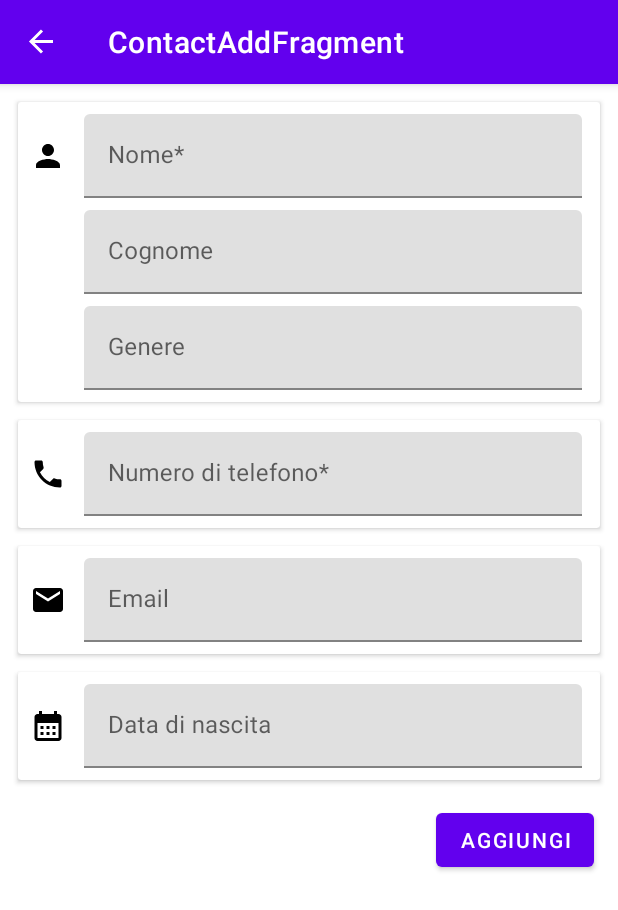
After one commit to UnluckyPizzu/PhoneBook, an Android app: the ContactAddFragment screen opened through its navigation route, on a phone screen of 412 x 824 dp. The commit adds this screen. Shown: the top 910 px of the screen. Run offline under Robolectric (Android 15) with nearby library versions, the phone set to English and light mode, and no system bars; our stand-ins replace navigation-ui.

Commit message:
Fragment class + navigation build

```diff
--- a/app/build.gradle
+++ b/app/build.gradle
@@ -2,6 +2,7 @@ plugins {
     id 'com.android.application'
     id 'org.jetbrains.kotlin.android'
     id 'kotlin-kapt'
+    id 'androidx.navigation.safeargs.kotlin'
 }
 
 android {
--- a/app/src/main/AndroidManifest.xml
+++ b/app/src/main/AndroidManifest.xml
@@ -16,7 +16,7 @@
             android:name=".ui.main.MainActivity"
             android:exported="true"
             android:label="@string/app_name"
-            android:theme="@style/Theme.PhoneBook.NoActionBar">
+            android:theme="@style/Theme.PhoneBook">
             <intent-filter>
                 <action android:name="android.intent.action.MAIN" />
 
--- /dev/null
+++ b/app/src/main/java/com/pizzu/phonebook/ui/main/MainActivity.kt
@@ -0,0 +1,30 @@
+package com.pizzu.phonebook.ui.main
+
+import android.os.Bundle
+import androidx.appcompat.app.AppCompatActivity
+import androidx.navigation.NavController
+import androidx.navigation.fragment.NavHostFragment
+import androidx.navigation.ui.setupActionBarWithNavController
+import com.pizzu.phonebook.R
+
+class MainActivity : AppCompatActivity(R.layout.activity_main) {
+    private lateinit var navController: NavController
+
+    override fun onCreate(savedInstanceState: Bundle?) {
+        super.onCreate(savedInstanceState)
+
+        // Retrieve NavController from the NavHostFragment
+        val navHostFragment = supportFragmentManager
+            .findFragmentById(R.id.nav_host_fragment) as NavHostFragment
+        navController = navHostFragment.navController
+        // Set up the action bar for use with the NavController
+        setupActionBarWithNavController(navController)
+    }
+
+    /**
+     * Handle navigation when the user chooses Up from the action bar.
+     */
+    override fun onSupportNavigateUp(): Boolean {
+        return navController.navigateUp() || super.onSupportNavigateUp()
+    }
+}
--- /dev/null
+++ b/app/src/main/java/com/pizzu/phonebook/ui/main/fragment/ContactAddFragment.kt
@@ -0,0 +1,29 @@
+package com.pizzu.phonebook.ui.main.fragment
+
+import android.os.Bundle
+import android.view.LayoutInflater
+import android.view.View
+import android.view.ViewGroup
+import androidx.fragment.app.Fragment
+import androidx.recyclerview.widget.LinearLayoutManager
+import com.pizzu.phonebook.databinding.ContactAddFragmentBinding
+import com.pizzu.phonebook.databinding.ContactListFragmentBinding
+
+class ContactAddFragment : Fragment() {
+    private var _binding: ContactAddFragmentBinding? = null
+    private val binding get() = _binding!!
+
+    override fun onCreateView(
+        inflater: LayoutInflater,
+        container: ViewGroup?,
+        savedInstanceState: Bundle?
+    ): View? {
+        _binding = ContactAddFragmentBinding.inflate(inflater,container,false)
+        return binding.root
+    }
+
+    override fun onViewCreated(view: View, savedInstanceState: Bundle?) {
+        super.onViewCreated(view, savedInstanceState)
+
+    }
+}
--- /dev/null
+++ b/app/src/main/java/com/pizzu/phonebook/ui/main/fragment/ContactListFragment.kt
@@ -0,0 +1,38 @@
+package com.pizzu.phonebook.ui.main.fragment
+
+import android.os.Bundle
+import android.view.LayoutInflater
+import android.view.View
+import android.view.ViewGroup
+import androidx.fragment.app.Fragment
+import androidx.navigation.fragment.findNavController
+import androidx.recyclerview.widget.LinearLayoutManager
+import com.pizzu.phonebook.databinding.ContactListFragmentBinding
+
+class ContactListFragment : Fragment() {
+    private var _binding: ContactListFragmentBinding? = null
+    private val binding get() = _binding!!
+
+    override fun onCreateView(
+        inflater: LayoutInflater,
+        container: ViewGroup?,
+        savedInstanceState: Bundle?
+    ): View? {
+        _binding = ContactListFragmentBinding.inflate(inflater,container,false)
+        return binding.root
+    }
+
+    override fun onViewCreated(view: View, savedInstanceState: Bundle?) {
+        super.onViewCreated(view, savedInstanceState)
+        binding.recyclerContact.layoutManager = LinearLayoutManager(this.context)
+
+        binding.buttonNewContact.setOnClickListener {
+            val action = ContactListFragmentDirections.actionContactListFragmentToContactAddFragment(
+            )
+            this.findNavController().navigate(action)
+        }
+
+
+
+    }
+}
--- a/app/src/main/res/layout/contact_add_fragment.xml
+++ b/app/src/main/res/layout/contact_add_fragment.xml
@@ -3,7 +3,8 @@
     xmlns:app="http://schemas.android.com/apk/res-auto"
     xmlns:tools="http://schemas.android.com/tools"
     android:layout_width="match_parent"
-    android:layout_height="match_parent">
+    android:layout_height="match_parent"
+    tools:context=".ui.main.fragment.ContactAddFragment">
 
 
     <androidx.cardview.widget.CardView
--- a/app/src/main/res/layout/contact_detail_fragment.xml
+++ b/app/src/main/res/layout/contact_detail_fragment.xml
@@ -3,7 +3,8 @@
     xmlns:app="http://schemas.android.com/apk/res-auto"
     xmlns:tools="http://schemas.android.com/tools"
     android:layout_width="match_parent"
-    android:layout_height="match_parent">
+    android:layout_height="match_parent"
+    tools:context=".ui.main.fragment.ContactDetailFragment">
 
     <ImageView
         android:id="@+id/imageView"
--- a/app/src/main/res/navigation/nav_graph.xml
+++ b/app/src/main/res/navigation/nav_graph.xml
@@ -3,26 +3,40 @@
     xmlns:app="http://schemas.android.com/apk/res-auto"
     xmlns:tools="http://schemas.android.com/tools"
     android:id="@+id/nav_graph"
-    app:startDestination="@id/FirstFragment">
-
+    app:startDestination="@id/contactListFragment">
     <fragment
-        android:id="@+id/FirstFragment"
-        android:name="com.pizzu.phonebook.main.FirstFragment"
-        android:label="@string/first_fragment_label"
-        tools:layout="@layout/fragment_first">
-
+        android:id="@+id/contactListFragment"
+        android:name="com.pizzu.phonebook.ui.main.fragment.ContactListFragment"
+        android:label="ContactListFragment" >
         <action
-            android:id="@+id/action_FirstFragment_to_SecondFragment"
-            app:destination="@id/SecondFragment" />
+            android:id="@+id/action_contactListFragment_to_contactAddFragment"
+            app:destination="@id/contactAddFragment" />
+        <action
+            android:id="@+id/action_contactListFragment_to_contactDetailFragment"
+            app:destination="@id/contactDetailFragment" />
     </fragment>
     <fragment
-        android:id="@+id/SecondFragment"
-        android:name="com.pizzu.phonebook.main.SecondFragment"
-        android:label="@string/second_fragment_label"
-        tools:layout="@layout/fragment_second">
+        android:id="@+id/contactAddFragment"
+        android:name="com.pizzu.phonebook.ui.main.fragment.ContactAddFragment"
+        android:label="ContactAddFragment" >
+        <action
+            android:id="@+id/action_contactAddFragment_to_contactListFragment"
+            app:destination="@id/contactListFragment" />
+        <argument
+            android:name="id"
+            app:argType="integer"
+            android:defaultValue="-1"/>
 
+    </fragment>
+    <fragment
+        android:id="@+id/contactDetailFragment"
+        android:name="com.pizzu.phonebook.ui.main.fragment.ContactDetailFragment"
+        android:label="ContactDetailFragment" >
         <action
-            android:id="@+id/action_SecondFragment_to_FirstFragment"
-            app:destination="@id/FirstFragment" />
+            android:id="@+id/action_contactDetailFragment_to_contactAddFragment"
+            app:destination="@id/contactAddFragment" />
+        <argument
+            android:name="id"
+            app:argType="integer" />
     </fragment>
 </navigation>
```
Also changed, not shown: app/src/main/java/com/pizzu/phonebook/ui/main/fragment/ContactDetailFragment.kt (added, +28 -0 lines), app/src/main/res/layout/contact_list_fragment.xml (renamed from app/src/main/res/layout/phonebook_fragment.xml, +15 -5 lines), build.gradle (+10 -0 lines).
